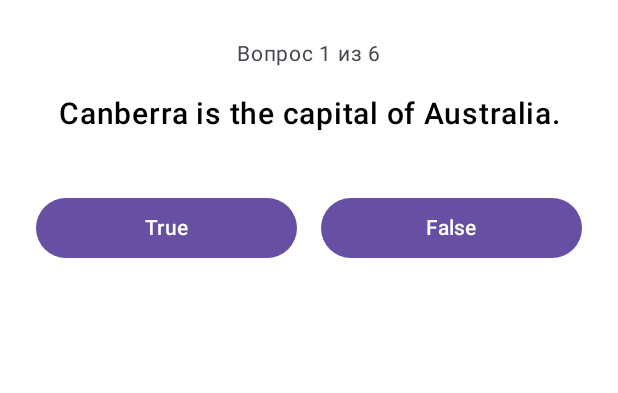
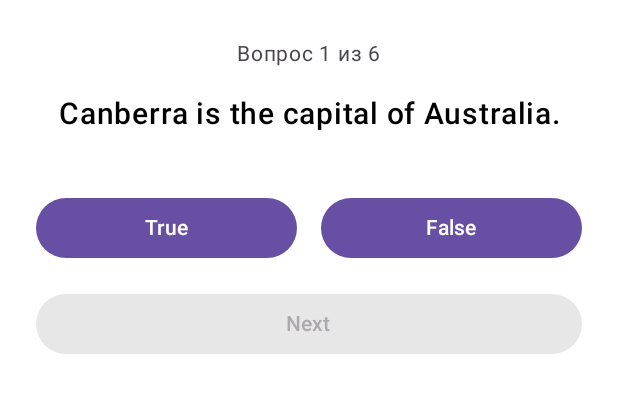
Before and after one commit to ruslanchayuk416/lab6test, an Android app built with Jetpack Compose: the @Preview function Preview, on a phone screen of 412 x 824 dp. Shown: the top 393 px of the screen. Run offline under Robolectric (Android 15) with nearby library versions, the phone set to English and light mode, and no system bars.

Commit message:
Add Button Next

```diff
--- a/app/src/main/java/com/example/test6/MainActivity.kt
+++ b/app/src/main/java/com/example/test6/MainActivity.kt
@@ -29,6 +29,7 @@ fun GeoQuizScreen() {
     var answered by remember { mutableStateOf(false) }
 
     val question = questions[currentIndex]
+    val isLast = currentIndex == questions.lastIndex
 
     Column(
         modifier = Modifier
@@ -78,6 +79,19 @@ fun GeoQuizScreen() {
                 }
             }
         }
+
+        if (!(answered && isLast)) {
+            Button(
+                onClick = {
+                    currentIndex++
+                    answered = false
+                },
+                modifier = Modifier.fillMaxWidth(),
+                enabled = answered
+            ) {
+                Text("Next")
+            }
+        }
     }
 }
 
```
